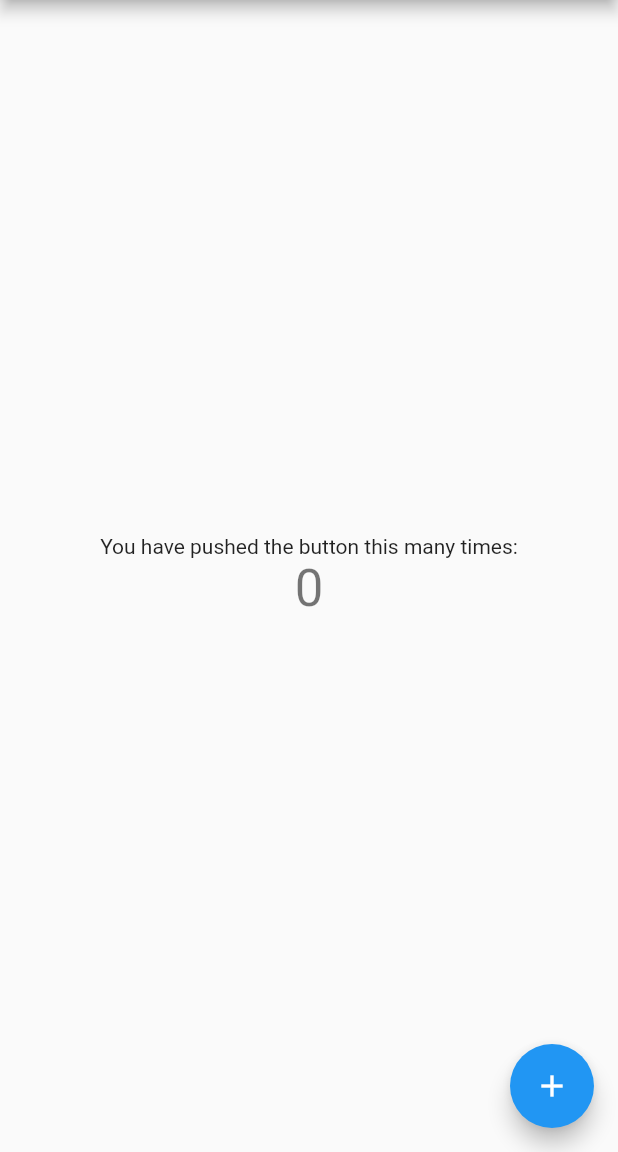
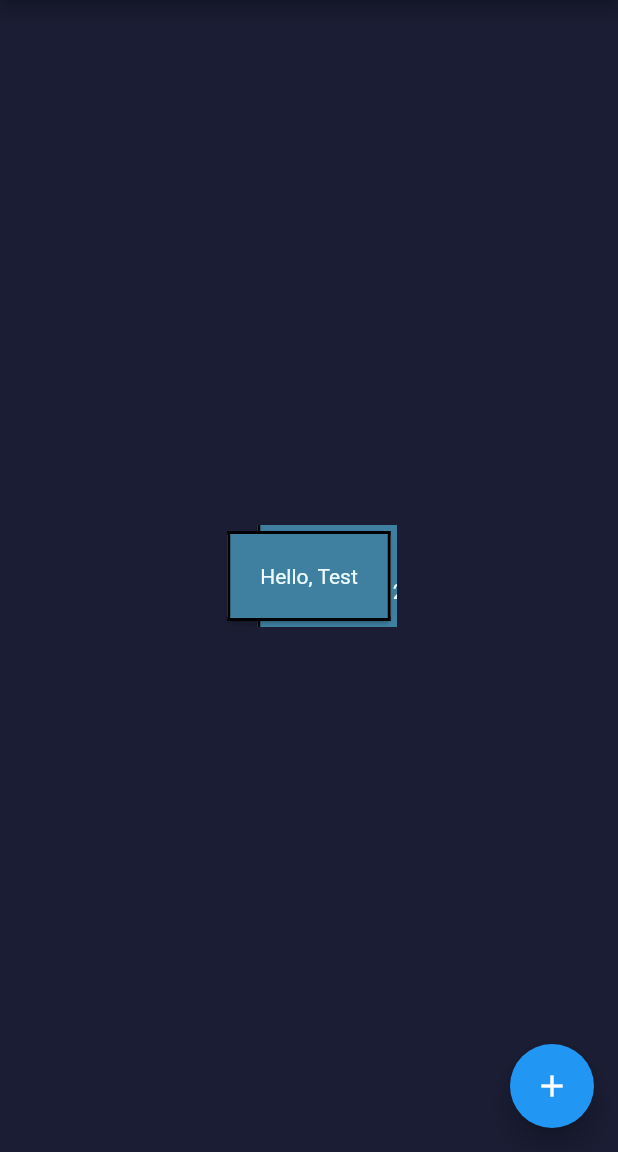
Before and after one commit to Ask-The-World/atw-mobile-app, a Flutter app: the screen it shows after launch, on a phone screen of 412 x 824 dp, the part 84-1236 px from its top. Run offline on Flutter 3.47's test engine with Material 2 defaults, Android fonts, the phone set to English and light mode, and no system bars.

Commit message:
first test of stack with card widgets

```diff
--- a/lib/main.dart
+++ b/lib/main.dart
@@ -72,6 +72,7 @@ class _MyHomePageState extends State<MyHomePage> {
     // fast, so that you can just rebuild anything that needs updating rather
     // than having to individually change instances of widgets.
     return Scaffold(
+      backgroundColor: Color(0xff1a1d33),
       appBar: AppBar(
         // Here we take the value from the MyHomePage object that was created by
         // the App.build method, and use it to set our appbar title.
@@ -80,30 +81,61 @@ class _MyHomePageState extends State<MyHomePage> {
       body: Center(
         // Center is a layout widget. It takes a single child and positions it
         // in the middle of the parent.
-        child: Column(
-          // Column is also a layout widget. It takes a list of children and
-          // arranges them vertically. By default, it sizes itself to fit its
-          // children horizontally, and tries to be as tall as its parent.
-          //
-          // Invoke "debug painting" (press "p" in the console, choose the
-          // "Toggle Debug Paint" action from the Flutter Inspector in Android
-          // Studio, or the "Toggle Debug Paint" command in Visual Studio Code)
-          // to see the wireframe for each widget.
-          //
-          // Column has various properties to control how it sizes itself and
-          // how it positions its children. Here we use mainAxisAlignment to
-          // center the children vertically; the main axis here is the vertical
-          // axis because Columns are vertical (the cross axis would be
-          // horizontal).
-          mainAxisAlignment: MainAxisAlignment.center,
-          children: <Widget>[
-            Text(
-              'You have pushed the button this many times:',
+        child: Stack(
+          children: [
+            Positioned(
+              top: -20.0,
+              left: 20.0,
+              child: Card(
+                child: Container(
+                  decoration: BoxDecoration(
+                    border: Border.all(width: 2),
+                    color: Color(0xFF3f80a0),
+                  ),
+                  child: Padding(
+                    padding: EdgeInsets.all(50),
+                    child: Text(
+                      "Hello, 2nd Test",
+                      style: TextStyle(color: Color(0xffeefdff)),
+                    ),
+                  ),
+                ),
+              ),
             ),
-            Text(
-              '$_counter',
-              style: Theme.of(context).textTheme.headline4,
-            ),
+            Draggable(
+              axis: Axis.vertical,
+              childWhenDragging: Container(),
+              feedback: Card(
+                child: Container(
+                  decoration: BoxDecoration(
+                    border: Border.all(width: 2),
+                    color: Color(0xFF3f80a0),
+                  ),
+                  child: Padding(
+                    padding: EdgeInsets.all(20),
+                    child: Text(
+                      "Hello, Test",
+                      style: TextStyle(color: Color(0xffeefdff)),
+                    ),
+                  ),
+                ),
+              ),
+              child: Card(
+                child: Container(
+                  decoration: BoxDecoration(
+                    border: Border.all(width: 2),
+                    color: Color(0xFF3f80a0),
+                  ),
+                  child: Padding(
+                    padding: EdgeInsets.all(20),
+                    child: Text(
+                      "Hello, Test",
+                      style: TextStyle(color: Color(0xffeefdff)),
+                    ),
+                  ),
+                ),
+              ),
+            )
           ],
         ),
       ),
```
